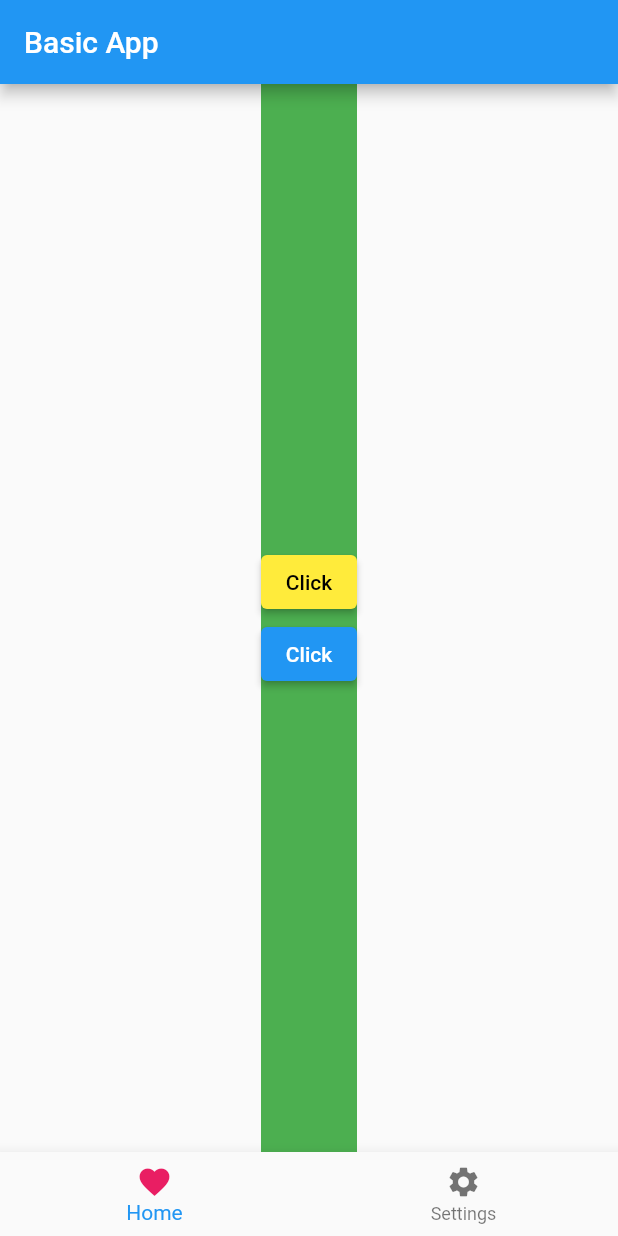
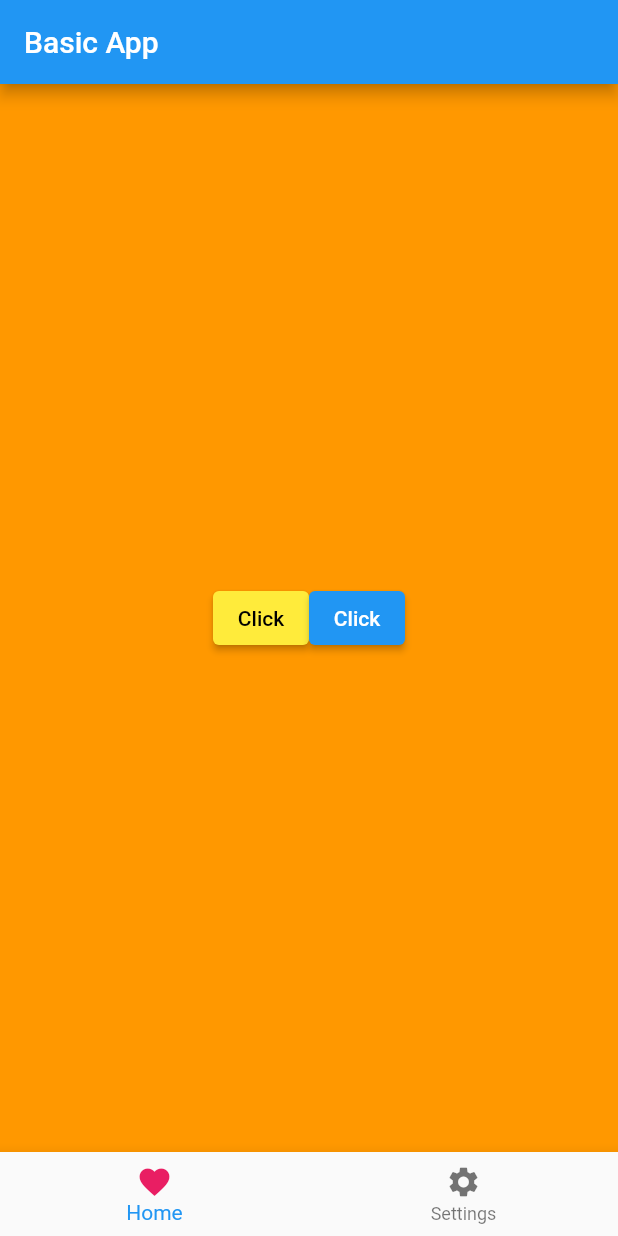
Before and after one commit to 102107738/flutterApp, a Flutter app: the screen it shows after launch, on a phone screen of 412 x 824 dp. Run offline on Flutter 3.47's test engine with Material 2 defaults, Android fonts, the phone set to English and light mode, and no system bars.

Commit message:
Conditional rendering for Container

```diff
--- a/lib/main.dart
+++ b/lib/main.dart
@@ -177,6 +177,7 @@ class MyApp extends StatefulWidget {
 class _MyAppState extends State<MyApp> {
   String buttonName = "Click";
   int currentIndex = 0;
+  var backGround = Colors.orange;
   @override
   Widget build(BuildContext context) {
     return MaterialApp(
@@ -186,13 +187,15 @@ class _MyAppState extends State<MyApp> {
           title: const Text("Basic App"),
         ),
         body: Center(
-          child: Container(
-          color: Colors.green,
+          child: currentIndex == 0 ? Container(
+            height: double.infinity,
+          width: double.infinity,
+          color: backGround,
 
 
 
           child:
-          Column(
+          Row(
             mainAxisAlignment: MainAxisAlignment.center,
             crossAxisAlignment: CrossAxisAlignment.center,
             children: [
@@ -235,7 +238,7 @@ class _MyAppState extends State<MyApp> {
               child: Text(buttonName),
             )
           ],)
-        ),
+        ) : const SizedBox(),
     ),
         bottomNavigationBar: BottomNavigationBar(
           items: const [
@@ -259,6 +262,7 @@ class _MyAppState extends State<MyApp> {
           onTap: (int index){
             setState(() {
               currentIndex = index;
+
             });
           },
         ),
```
